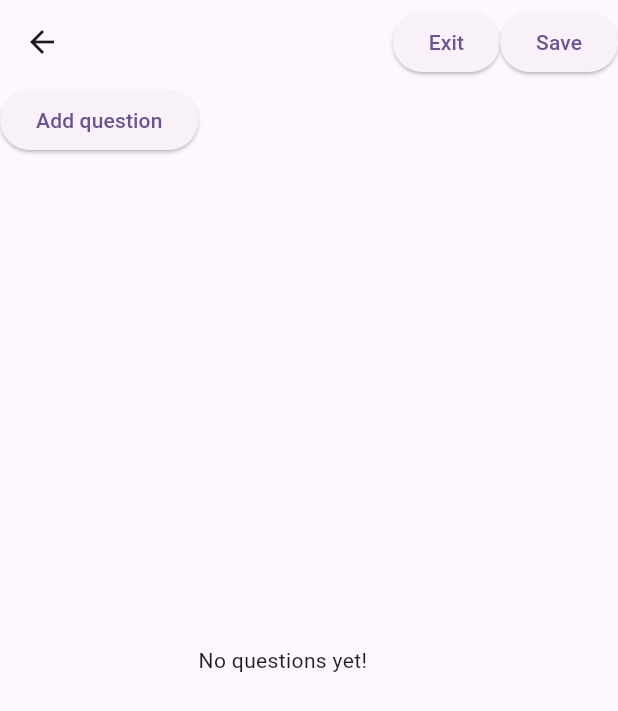
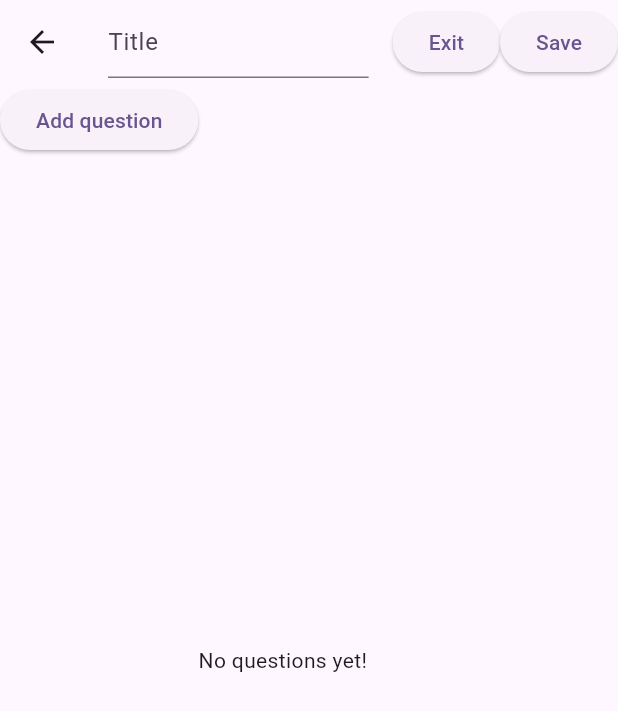
Before and after one commit to GABETROLL/HootHub, a Flutter app: the MakeTest screen opened directly, on a phone screen of 412 x 824 dp. Shown: the top 711 px of the screen. Run offline on Flutter 3.47's test engine with Material 3 defaults, Android fonts, the phone set to English and light mode, and no system bars; our stand-ins replace cloud_firestore, firebase_auth, firebase_core, timer_count_down; accounts and stored records are empty.

```diff
--- a/hoothub/lib/screens/make_test/make_test.dart
+++ b/hoothub/lib/screens/make_test/make_test.dart
@@ -112,9 +112,19 @@ class _MakeTestState extends State<MakeTest> {
       ),
     );
 
+    final testNameTextEditingController = TextEditingController(text: _testModel.name);
+
     return Scaffold(
       appBar: AppBar(
-        title: Text(_testModel.name),
+        title: TextField(
+          controller: testNameTextEditingController,
+          onEditingComplete: () => setState(() {
+            _testModel.name = testNameTextEditingController.text;
+          }),
+          decoration: const InputDecoration(
+            hintText: 'Title',
+          ),
+        ),
         actions: <Widget>[
           ElevatedButton(
             onPressed: () => Navigator.pop(context),
--- a/hoothub/lib/screens/view_tests/view_tests.dart
+++ b/hoothub/lib/screens/view_tests/view_tests.dart
@@ -33,6 +33,8 @@ class _ViewTestsState extends State<ViewTests> {
         _testQueryError = error.toString();
       });
     }
+
+    print('TESTS: $tests');
 
     List<Widget> testCards = [];
 
```
Also changed, not shown: hoothub/lib/firebase/models/test.dart (+33 -8 lines).
